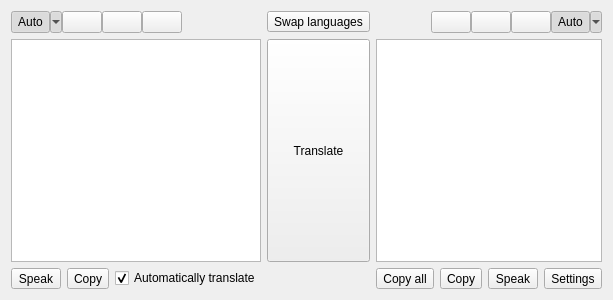
The window that src/mainwindow.ui (crow-translate/crow-translate) describes before a commit, drawn with Qt 5.
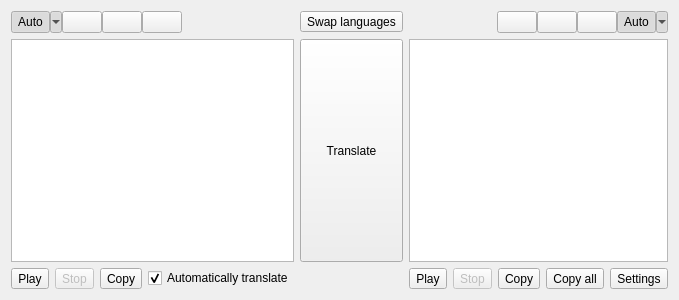
The same window after the commit. Icons and pictures are not drawn.

Commit message: Add the ability to stop and pause text * The "Say" button is renamed to "Play", that also can pause text * Added button to stop text playback with shortcut * Improved code quality

Patch:
```diff
--- a/src/mainwindow.ui
+++ b/src/mainwindow.ui
@@ -252,7 +252,7 @@
          <string>Speak the source text</string>
         </property>
         <property name="text">
-         <string>Speak</string>
+         <string>Play</string>
         </property>
         <property name="icon">
          <iconset theme="text-speak">
@@ -264,7 +264,27 @@
        </widget>
       </item>
       <item>
-       <widget class="QToolButton" name="sourceCopyButton">
+       <widget class="QToolButton" name="stopSourceButton">
+        <property name="enabled">
+         <bool>false</bool>
+        </property>
+        <property name="toolTip">
+         <string>Stop source playback</string>
+        </property>
+        <property name="text">
+         <string>Stop</string>
+        </property>
+        <property name="icon">
+         <iconset theme="media-playback-stop">
+          <normaloff>.</normaloff>.</iconset>
+        </property>
+        <property name="toolButtonStyle">
+         <enum>Qt::ToolButtonFollowStyle</enum>
+        </property>
+       </widget>
+      </item>
+      <item>
+       <widget class="QToolButton" name="copySourceButton">
         <property name="toolTip">
          <string>Copy the source text to the clipboard</string>
         </property>
@@ -324,7 +344,61 @@
        </spacer>
       </item>
       <item>
-       <widget class="QToolButton" name="translationCopyAllButton">
+       <widget class="QToolButton" name="playTranslationButton">
+        <property name="toolTip">
+         <string>Play / pause the translation</string>
+        </property>
+        <property name="text">
+         <string>Play</string>
+        </property>
+        <property name="icon">
+         <iconset theme="media-playback-start">
+          <normaloff>.</normaloff>.</iconset>
+        </property>
+        <property name="toolButtonStyle">
+         <enum>Qt::ToolButtonFollowStyle</enum>
+        </property>
+       </widget>
+      </item>
+      <item>
+       <widget class="QToolButton" name="stopTranslationButton">
+        <property name="enabled">
+         <bool>false</bool>
+        </property>
+        <property name="toolTip">
+         <string>Stop translation playback</string>
+        </property>
+        <property name="text">
+         <string>Stop</string>
+        </property>
+        <property name="icon">
+         <iconset theme="media-playback-stop">
+          <normaloff>.</normaloff>.</iconset>
+        </property>
+        <property name="toolButtonStyle">
+         <enum>Qt::ToolButtonFollowStyle</enum>
+        </property>
+       </widget>
+      </item>
+      <item>
+       <widget class="QToolButton" name="copyTranslationButton">
+        <property name="toolTip">
+         <string>Copy the translation text to the clipboard</string>
+        </property>
+        <property name="text">
+         <string>Copy</string>
+        </property>
+        <property name="icon">
+         <iconset theme="edit-copy">
+          <normaloff>.</normaloff>.</iconset>
+        </property>
+        <property name="toolButtonStyle">
+         <enum>Qt::ToolButtonFollowStyle</enum>
+        </property>
+       </widget>
+      </item>
+      <item>
+       <widget class="QToolButton" name="copyAllTranslationButton">
         <property name="toolTip">
          <string>Copy all translation data to the clipboard</string>
         </property>
@@ -340,40 +414,6 @@
         </property>
        </widget>
       </item>
-      <item>
-       <widget class="QToolButton" name="translationCopyButton">
-        <property name="toolTip">
-         <string>Copy the translation text to the clipboard</string>
-        </property>
-        <property name="text">
-         <string>Copy</string>
-        </property>
-        <property name="icon">
-         <iconset theme="edit-copy">
-          <normaloff>.</normaloff>.</iconset>
-        </property>
-        <property name="toolButtonStyle">
-         <enum>Qt::ToolButtonFollowStyle</enum>
-        </property>
-       </widget>
-      </item>
-      <item>
-       <widget class="QToolButton" name="translationSayButton">
-        <property name="toolTip">
-         <string>Speak the translation text</string>
-        </property>
-        <property name="text">
-         <string>Speak</string>
-        </property>
-        <property name="icon">
-         <iconset theme="text-speak">
-          <normaloff>.</normaloff>.</iconset>
-        </property>
-        <property name="toolButtonStyle">
-         <enum>Qt::ToolButtonFollowStyle</enum>
-        </property>
-       </widget>
-      </item>
       <item>
        <widget class="QToolButton" name="settingsButton">
         <property name="toolTip">
```
Left out of the diff: 34 changed lines with no effect on the pictures. The commit also changes 12 other files.
